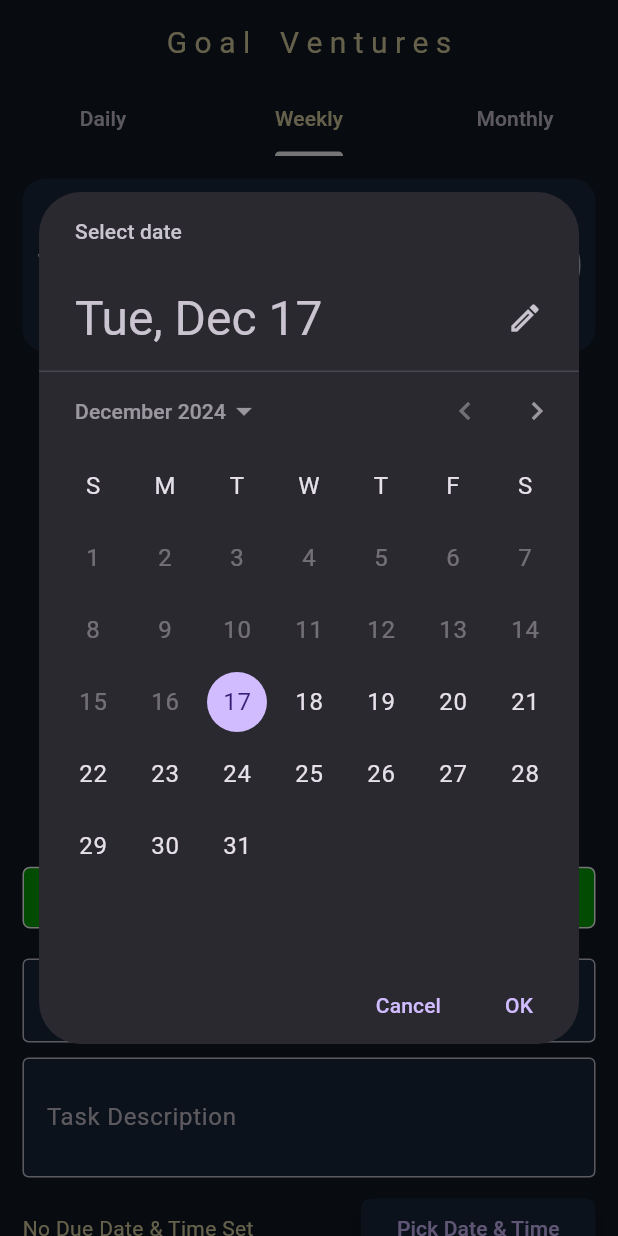
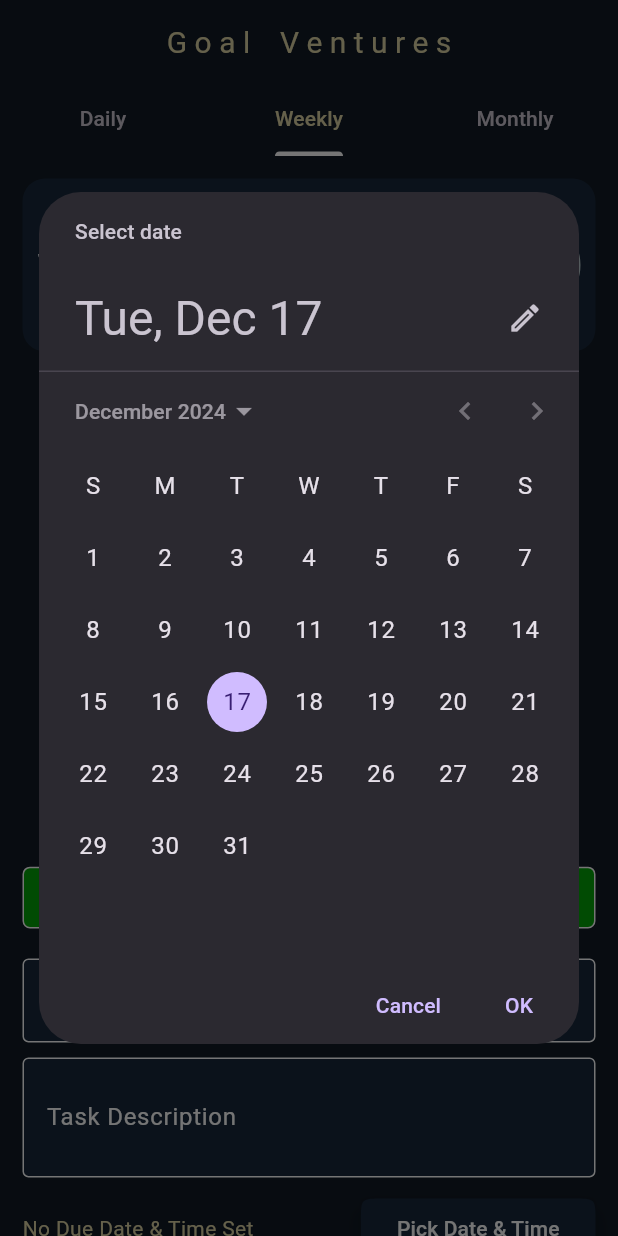
Before and after one commit to Dragorrik/Goal-Ventures, a Flutter app: the screen it shows after launch, tab 2 chosen, after a tap on "Pick Date & Time", on a phone screen of 412 x 824 dp. Run offline on Flutter 3.47's test engine with Material 3 defaults, Android fonts, the light colour scheme and no system bars; drawn by our look-alikes of percent_indicator; our stand-ins replace animated_text_kit, hive_flutter, table_calendar; accounts and stored records are empty.

Commit message:
80% completed

```diff
--- a/lib/main.dart
+++ b/lib/main.dart
@@ -1,6 +1,7 @@
 import 'package:flutter/material.dart';
 import 'package:goal_ventures/models/task_model.dart';
 import 'package:goal_ventures/pages/home_screen.dart';
+import 'package:goal_ventures/pages/splash_screen.dart';
 import 'package:goal_ventures/providers/task_provider.dart';
 import 'package:hive_flutter/adapters.dart';
 import 'package:provider/provider.dart';
@@ -29,6 +30,17 @@ class MyApp extends StatelessWidget {
       theme: ThemeData(
         brightness: Brightness.dark, // Sets the app to dark mode
         scaffoldBackgroundColor: const Color(0XFF111A24),
+        inputDecorationTheme: const InputDecorationTheme(
+          labelStyle: TextStyle(color: Colors.white),
+          focusColor: Colors.white,
+          enabledBorder: OutlineInputBorder(
+            borderSide: BorderSide(color: Colors.white),
+          ),
+          focusedBorder: OutlineInputBorder(
+            borderSide: BorderSide(color: Colors.white),
+          ),
+          hintStyle: TextStyle(color: Colors.white70),
+        ),
         textTheme: const TextTheme(
           bodyLarge: TextStyle(color: Color(0XFFDDD3A4)), // Default text color
           bodyMedium: TextStyle(color: Color(0XFFDDD3A4)), // Medium text color
@@ -41,7 +53,7 @@ class MyApp extends StatelessWidget {
               TextStyle(color: Color(0XFFDDD3A4), fontSize: 20), // Title color
         ),
       ),
-      home: const HomeScreen(),
+      home: const SplashScreen(),
     );
   }
 }
--- a/lib/pages/task_screen.dart
+++ b/lib/pages/task_screen.dart
@@ -59,7 +59,6 @@ class _TaskScreenState extends State<TaskScreen>
             borderRadius: BorderRadius.all(Radius.circular(15)),
           ),
           elevation: 5,
-          //showCloseIcon: true,
           content: Text(
             "Please fill in all fields to add a task.",
             style: TextStyle(color: Colors.white),
@@ -72,7 +71,7 @@ class _TaskScreenState extends State<TaskScreen>
       return;
     }
 
-    // Add the task
+    // Create the new task
     final newTask = Task(
       title: _titleController.text,
       description: _descriptionController.text,
@@ -80,7 +79,9 @@ class _TaskScreenState extends State<TaskScreen>
       category: widget.category,
       createdTime: DateTime.now(),
     );
-    taskProvider.addTask(newTask);
+
+    // Use handleNewDayTask to add the task and handle new day logic
+    taskProvider.handleNewDayTask(newTask, widget.category);
 
     // Clear fields
     _titleController.clear();
@@ -124,12 +125,20 @@ class _TaskScreenState extends State<TaskScreen>
     }
   }
 
-  Future<void> _pickDateTime() async {
+  Future<void> _pickDateTime(String category) async {
+    DateTime now = DateTime.now(); // Current date and time
+    DateTime startOfMonth =
+        DateTime(now.year, now.month, 1); // First day of the current month
+    DateTime endOfMonth =
+        DateTime(now.year, now.month + 1, 0); // Last day of the current month
+
     DateTime? pickedDate = await showDatePicker(
       context: context,
       initialDate: DateTime.now(),
-      firstDate: DateTime.now(),
-      lastDate: DateTime(2100),
+      firstDate: startOfMonth, // Restrict to the start of the current month
+      lastDate: category == 'Weekly'
+          ? endOfMonth
+          : DateTime(2100), // End of the current month or 2100
     );
 
     if (pickedDate != null) {
@@ -467,7 +476,7 @@ class _TaskScreenState extends State<TaskScreen>
                             if (widget.category == 'Daily') {
                               await _pickTime();
                             } else {
-                              await _pickDateTime();
+                              await _pickDateTime(widget.category);
                             }
                           },
                           child: Text(
@@ -475,8 +484,8 @@ class _TaskScreenState extends State<TaskScreen>
                                 ? 'Pick Time'
                                 : 'Pick Date & Time',
                             style: const TextStyle(
-                                //color: Color(0XFFDDD3A4),
-                                ),
+                              color: Colors.white,
+                            ),
                           ),
                         ),
                       ],
@@ -491,15 +500,15 @@ class _TaskScreenState extends State<TaskScreen>
                         backgroundColor: const Color.fromARGB(255, 23, 39, 58),
                       ),
                       onPressed: () {
-                        debugPrint("TASK IS ${tasks.isEmpty}");
+                        //debugPrint("TASK IS ${tasks.isEmpty}");
                         _addTask(taskProvider);
-                        debugPrint("TASK IS $tasks");
+                        //debugPrint("TASK IS $tasks");
                       },
                       child: const Text(
                         'Add Task',
                         style: TextStyle(
-                            //color: Color(0XFFDDD3A4),
-                            ),
+                          color: Colors.white,
+                        ),
                       ),
                     ),
                   ],
```
Also changed, not shown: lib/providers/task_provider.dart (+23 -11 lines).
